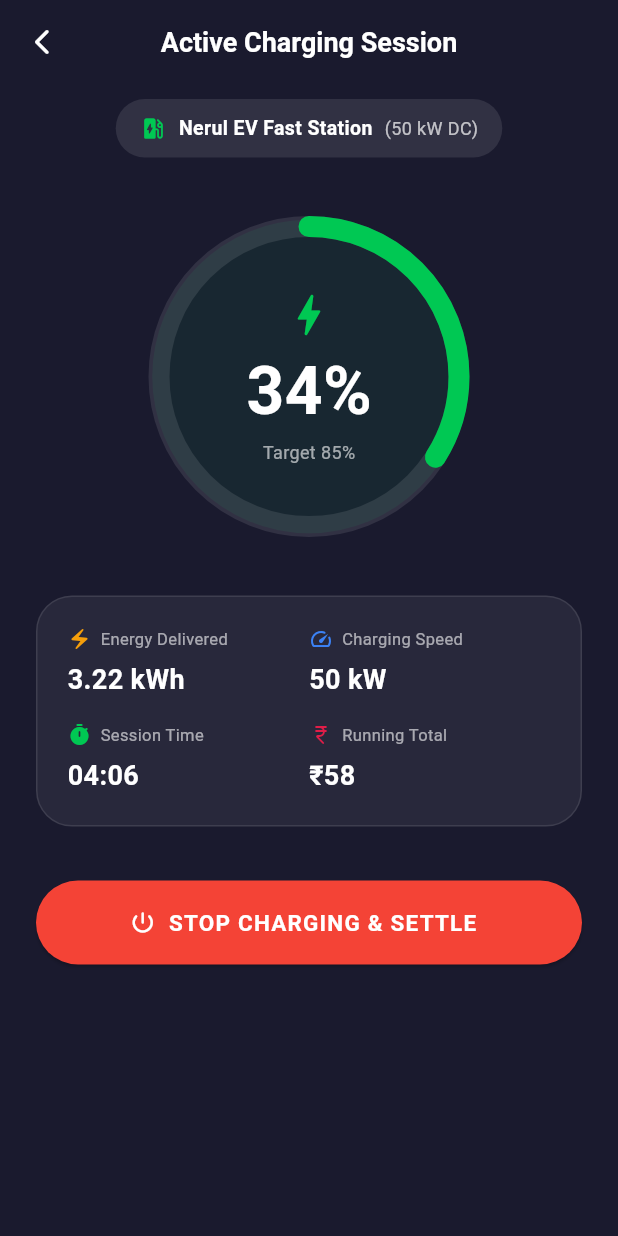
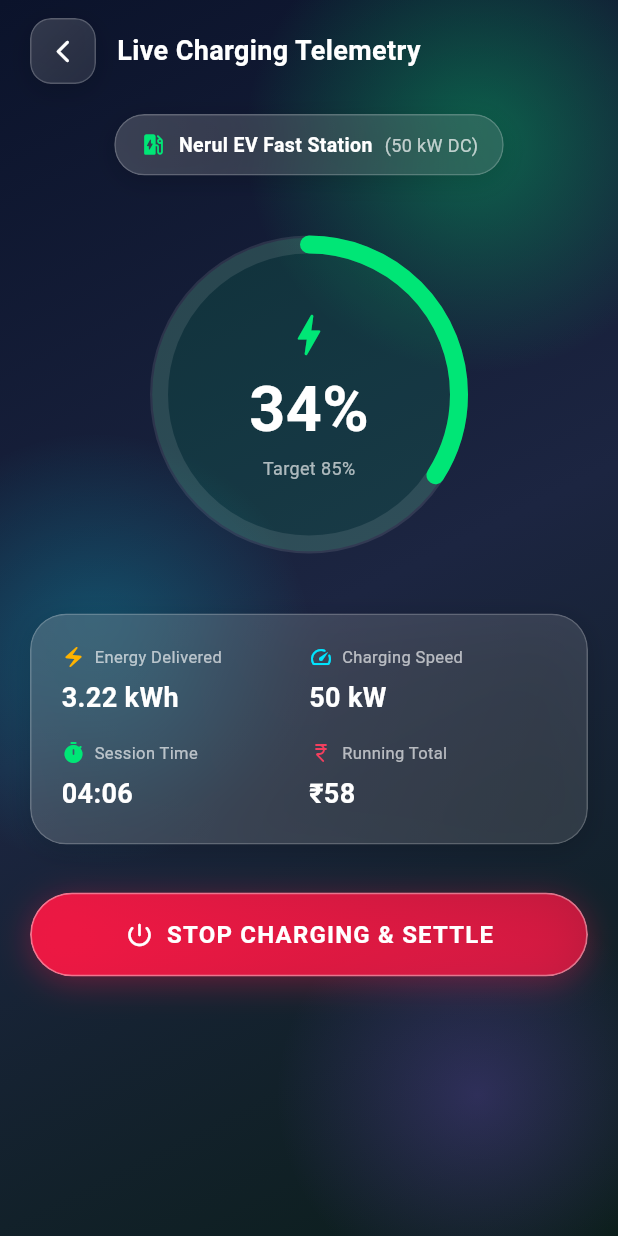
Before and after one commit to Rushiii77/ChargeLink, a Flutter app: the ActiveSessionScreen screen opened by its route, on a phone screen of 412 x 824 dp. Run offline on Flutter 3.47's test engine with Material 3 defaults, Android fonts, the phone set to English and light mode, and no system bars; our stand-ins replace cloud_firestore, firebase_auth, firebase_core, geolocator, google_maps_flutter, shared_preferences; accounts and stored records are empty.

Commit message:
perf: optimize UI rendering with RepaintBoundary, improve Light/Dark mode contrast, and add smooth scroll physics

```diff
--- a/lib/screens/customer/session/active_session_screen.dart
+++ b/lib/screens/customer/session/active_session_screen.dart
@@ -1,6 +1,9 @@
 import 'dart:async';
 import 'package:flutter/material.dart';
 import '../../../models/charger_model.dart';
+import '../../../widgets/glass/glass_background.dart';
+import '../../../widgets/glass/glass_button.dart';
+import '../../../widgets/glass/glass_container.dart';
 
 class ActiveSessionScreen extends StatefulWidget {
   final ChargerModel? charger;
@@ -52,7 +55,6 @@ class _ActiveSessionScreenState extends State<ActiveSessionScreen>
       if (!mounted) return;
       setState(() {
         _elapsedSeconds++;
-        // Simulate energy progression
         if (_currentBattery < _targetBattery) {
           _currentBattery += 0.05;
           _energyDeliveredKwh += 0.02;
@@ -79,17 +81,24 @@ class _ActiveSessionScreenState extends State<ActiveSessionScreen>
     showDialog(
       context: context,
       builder: (ctx) => AlertDialog(
-        shape: RoundedRectangleBorder(borderRadius: BorderRadius.circular(24)),
-        title: const Text("Stop Charging?"),
-        content: const Text("Your battery will stop charging and final receipt will be generated."),
+        backgroundColor: const Color(0xFF0B132B),
+        shape: RoundedRectangleBorder(
+          borderRadius: BorderRadius.circular(24),
+          side: BorderSide(color: Colors.white.withValues(alpha: 0.15)),
+        ),
+        title: const Text("Stop Charging?", style: TextStyle(color: Colors.white, fontWeight: FontWeight.bold)),
+        content: Text(
+          "Your charging session will be finalized and a digital settlement receipt will be generated.",
+          style: TextStyle(color: Colors.white.withValues(alpha: 0.7), fontSize: 13),
+        ),
         actions: [
           TextButton(
             onPressed: () => Navigator.pop(ctx),
-            child: const Text("Continue Charging", style: TextStyle(color: Color(0xFF6B7280))),
+            child: const Text("Continue Charging", style: TextStyle(color: Colors.white60)),
           ),
           ElevatedButton(
             style: ElevatedButton.styleFrom(
-              backgroundColor: Colors.red.shade400,
+              backgroundColor: Colors.redAccent.shade400,
               foregroundColor: Colors.white,
               shape: RoundedRectangleBorder(borderRadius: BorderRadius.circular(14)),
             ),
@@ -108,40 +117,43 @@ class _ActiveSessionScreenState extends State<ActiveSessionScreen>
     showModalBottomSheet(
       context: context,
       isDismissible: false,
-      shape: const RoundedRectangleBorder(
-        borderRadius: BorderRadius.vertical(top: Radius.circular(28)),
-      ),
-      builder: (ctx) => Padding(
+      backgroundColor: Colors.transparent,
+      builder: (ctx) => GlassContainer(
         padding: const EdgeInsets.all(28),
+        borderRadius: const BorderRadius.vertical(top: Radius.circular(32)),
+        blur: 28,
+        opacity: 0.45,
+        color: const Color(0xFF0B132B),
+        borderColor: Colors.white.withValues(alpha: 0.2),
         child: Column(
           mainAxisSize: MainAxisSize.min,
           children: [
             Container(
               width: 64,
               height: 64,
-              decoration: const BoxDecoration(
-                color: Color(0xFFE8FFF0),
+              decoration: BoxDecoration(
+                color: const Color(0xFF00E676).withValues(alpha: 0.15),
                 shape: BoxShape.circle,
+                border: Border.all(color: const Color(0xFF00E676), width: 1.5),
               ),
-              child: const Icon(Icons.check_rounded, color: Color(0xFF00C853), size: 40),
+              child: const Icon(Icons.check_rounded, color: Color(0xFF00E676), size: 40),
             ),
             const SizedBox(height: 16),
             const Text(
               "Charging Session Complete",
-              style: TextStyle(fontSize: 20, fontWeight: FontWeight.bold, color: Color(0xFF1A1A2E)),
+              style: TextStyle(fontSize: 20, fontWeight: FontWeight.bold, color: Colors.white),
             ),
-            const SizedBox(height: 6),
+            const SizedBox(height: 4),
             Text(
               _activeCharger.name,
-              style: const TextStyle(fontSize: 13, color: Color(0xFF6B7280)),
+              style: TextStyle(fontSize: 13, color: Colors.white.withValues(alpha: 0.7)),
             ),
             const SizedBox(height: 20),
-            Container(
+            GlassContainer(
               padding: const EdgeInsets.all(16),
-              decoration: BoxDecoration(
-                color: const Color(0xFFF5F7FA),
-                borderRadius: BorderRadius.circular(18),
-              ),
+              borderRadius: BorderRadius.circular(20),
+              blur: 16,
+              opacity: 0.1,
               child: Column(
                 children: [
                   _receiptRow("Duration", _formatTime(_elapsedSeconds)),
@@ -149,14 +161,14 @@ class _ActiveSessionScreenState extends State<ActiveSessionScreen>
                   _receiptRow("Energy Delivered", "${_energyDeliveredKwh.toStringAsFixed(2)} kWh"),
                   const SizedBox(height: 8),
                   _receiptRow("Average Power", "${_activeCharger.powerKw.toInt()} kW"),
-                  const Divider(height: 20, color: Color(0xFFE5E7EB)),
+                  Divider(height: 24, color: Colors.white.withValues(alpha: 0.15)),
                   Row(
                     mainAxisAlignment: MainAxisAlignment.spaceBetween,
                     children: [
-                      const Text("Total Paid", style: TextStyle(fontSize: 15, fontWeight: FontWeight.bold)),
+                      const Text("Total Settled", style: TextStyle(fontSize: 15, fontWeight: FontWeight.bold, color: Colors.white)),
                       Text(
                         "₹${_currentCost.toStringAsFixed(0)}",
-                        style: const TextStyle(fontSize: 22, fontWeight: FontWeight.bold, color: Color(0xFF00C853)),
+                        style: const TextStyle(fontSize: 22, fontWeight: FontWeight.bold, color: Color(0xFF00E676)),
                       ),
                     ],
                   ),
@@ -164,20 +176,12 @@ class _ActiveSessionScreenState extends State<ActiveSessionScreen>
               ),
             ),
             const SizedBox(height: 24),
-            SizedBox(
-              width: double.infinity,
-              height: 52,
-              child: ElevatedButton(
-                style: ElevatedButton.styleFrom(
-                  backgroundColor: const Color(0xFF00C853),
-                  shape: RoundedRectangleBorder(borderRadius: BorderRadius.circular(26)),
-                ),
+            GlassButton(
+              text: "DONE",
               onPressed: () {
                 Navigator.pop(ctx);
                 Navigator.pop(context);
               },
-                child: const Text("Done", style: TextStyle(fontSize: 16, fontWeight: FontWeight.bold)),
-              ),
             ),
           ],
         ),
@@ -189,8 +193,8 @@ class _ActiveSessionScreenState extends State<ActiveSessionScreen>
     return Row(
       mainAxisAlignment: MainAxisAlignment.spaceBetween,
       children: [
-        Text(label, style: const TextStyle(fontSize: 13, color: Color(0xFF6B7280))),
-        Text(val, style: const TextStyle(fontSize: 13, fontWeight: FontWeight.w600, color: Color(0xFF1A1A2E))),
+        Text(label, style: TextStyle(fontSize: 13, color: Colors.white.withValues(alpha: 0.65))),
+        Text(val, style: const TextStyle(fontSize: 13, fontWeight: FontWeight.w600, color: Colors.white)),
       ],
     );
   }
@@ -200,34 +204,52 @@ class _ActiveSessionScreenState extends State<ActiveSessionScreen>
     final progress = (_currentBattery / 100.0).clamp(0.0, 1.0);
 
     return Scaffold(
-      backgroundColor: const Color(0xFF1A1A2E), // Dark ambient charging theme
-      appBar: AppBar(
-        title: const Text(
-          "Active Charging Session",
-          style: TextStyle(color: Colors.white, fontSize: 18, fontWeight: FontWeight.bold),
-        ),
-        backgroundColor: Colors.transparent,
-        elevation: 0,
-        leading: IconButton(
-          icon: const Icon(Icons.arrow_back_ios_new_rounded, color: Colors.white, size: 20),
+      body: GlassBackground(
+        child: SafeArea(
+          child: SingleChildScrollView(
+            physics: const BouncingScrollPhysics(),
+            padding: const EdgeInsets.symmetric(horizontal: 20, vertical: 12),
+            child: Column(
+              children: [
+                // Top App Bar
+                Row(
+                  children: [
+                    GlassContainer(
+                      width: 44,
+                      height: 44,
+                      borderRadius: BorderRadius.circular(14),
+                      blur: 16,
+                      opacity: 0.1,
+                      child: IconButton(
+                        padding: EdgeInsets.zero,
+                        icon: const Icon(Icons.arrow_back_ios_new_rounded, color: Colors.white, size: 18),
                         onPressed: () => Navigator.pop(context),
                       ),
                     ),
-      body: SingleChildScrollView(
-        padding: const EdgeInsets.symmetric(horizontal: 24, vertical: 10),
-        child: Column(
-          children: [
+                    const SizedBox(width: 14),
+                    const Text(
+                      "Live Charging Telemetry",
+                      style: TextStyle(
+                        fontSize: 18,
+                        fontWeight: FontWeight.bold,
+                        color: Colors.white,
+                      ),
+                    ),
+                  ],
+                ),
+
+                const SizedBox(height: 20),
+
                 // Station Pill Banner
-            Container(
+                GlassContainer(
                   padding: const EdgeInsets.symmetric(horizontal: 16, vertical: 10),
-              decoration: BoxDecoration(
-                color: Colors.white.withValues(alpha: 0.1),
                   borderRadius: BorderRadius.circular(20),
-              ),
+                  blur: 16,
+                  opacity: 0.12,
                   child: Row(
                     mainAxisSize: MainAxisSize.min,
                     children: [
-                  const Icon(Icons.ev_station_rounded, color: Color(0xFF00C853), size: 18),
+                      const Icon(Icons.ev_station_rounded, color: Color(0xFF00E676), size: 18),
                       const SizedBox(width: 8),
                       Text(
                         _activeCharger.name,
@@ -245,14 +267,14 @@ class _ActiveSessionScreenState extends State<ActiveSessionScreen>
                 const SizedBox(height: 36),
 
                 // Animated Charging Gauge
-            Center(
+                RepaintBoundary(
                   child: SizedBox(
                     width: 220,
                     height: 220,
                     child: Stack(
                       alignment: Alignment.center,
                       children: [
-                    // Glow effect
+                        // Pulse animation glow
                         AnimatedBuilder(
                           animation: _pulseController,
                           builder: (ctx, child) {
@@ -261,7 +283,7 @@ class _ActiveSessionScreenState extends State<ActiveSessionScreen>
                               height: 190 + (_pulseController.value * 20),
                               decoration: BoxDecoration(
                                 shape: BoxShape.circle,
-                            color: const Color(0xFF00C853).withValues(alpha: 0.08 * _pulseController.value),
+                                color: const Color(0xFF00E676).withValues(alpha: 0.12 * _pulseController.value),
                               ),
                             );
                           },
@@ -273,9 +295,9 @@ class _ActiveSessionScreenState extends State<ActiveSessionScreen>
                           height: 200,
                           child: CircularProgressIndicator(
                             value: progress,
-                        strokeWidth: 14,
+                            strokeWidth: 12,
                             backgroundColor: Colors.white.withValues(alpha: 0.1),
-                        valueColor: const AlwaysStoppedAnimation<Color>(Color(0xFF00C853)),
+                            valueColor: const AlwaysStoppedAnimation<Color>(Color(0xFF00E676)),
                             strokeCap: StrokeCap.round,
                           ),
                         ),
@@ -284,12 +306,12 @@ class _ActiveSessionScreenState extends State<ActiveSessionScreen>
                         Column(
                           mainAxisAlignment: MainAxisAlignment.center,
                           children: [
-                        const Icon(Icons.bolt_rounded, size: 36, color: Color(0xFF00C853)),
+                            const Icon(Icons.bolt_rounded, size: 36, color: Color(0xFF00E676)),
                             const SizedBox(height: 2),
                             Text(
                               "${_currentBattery.toInt()}%",
                               style: const TextStyle(
-                            fontSize: 44,
+                                fontSize: 42,
                                 fontWeight: FontWeight.bold,
                                 color: Colors.white,
                               ),
@@ -298,7 +320,7 @@ class _ActiveSessionScreenState extends State<ActiveSessionScreen>
                               "Target ${_targetBattery.toInt()}%",
                               style: TextStyle(
                                 fontSize: 12,
-                            color: Colors.white.withValues(alpha: 0.6),
+                                color: Colors.white.withValues(alpha: 0.65),
                               ),
                             ),
                           ],
@@ -311,26 +333,24 @@ class _ActiveSessionScreenState extends State<ActiveSessionScreen>
                 const SizedBox(height: 36),
 
                 // Live Metrics 2x2 Grid
-            Container(
+                GlassContainer(
                   padding: const EdgeInsets.all(20),
-              decoration: BoxDecoration(
-                color: Colors.white.withValues(alpha: 0.06),
                   borderRadius: BorderRadius.circular(24),
-                border: Border.all(color: Colors.white.withValues(alpha: 0.1)),
-              ),
+                  blur: 20,
+                  opacity: 0.12,
                   child: Column(
                     children: [
                       Row(
                         children: [
                           _buildLiveTile(
                             icon: Icons.electric_bolt_rounded,
-                        color: const Color(0xFFF59E0B),
+                            color: const Color(0xFFFFB300),
                             label: "Energy Delivered",
                             value: "${_energyDeliveredKwh.toStringAsFixed(2)} kWh",
                           ),
                           _buildLiveTile(
                             icon: Icons.speed_rounded,
-                        color: const Color(0xFF3B82F6),
+                            color: const Color(0xFF00E5FF),
                             label: "Charging Speed",
                             value: "${_activeCharger.powerKw.toInt()} kW",
                           ),
@@ -341,13 +361,13 @@ class _ActiveSessionScreenState extends State<ActiveSessionScreen>
                         children: [
                           _buildLiveTile(
                             icon: Icons.timer_rounded,
-                        color: const Color(0xFF00C853),
+                            color: const Color(0xFF00E676),
                             label: "Session Time",
                             value: _formatTime(_elapsedSeconds),
                           ),
                           _buildLiveTile(
                             icon: Icons.currency_rupee_rounded,
-                        color: const Color(0xFFE11D48),
+                            color: const Color(0xFFF43F5E),
                             label: "Running Total",
                             value: "₹${_currentCost.toStringAsFixed(0)}",
                           ),
@@ -357,31 +377,20 @@ class _ActiveSessionScreenState extends State<ActiveSessionScreen>
                   ),
                 ),
 
-            const SizedBox(height: 36),
+                const SizedBox(height: 32),
 
                 // Stop Charging CTA Button
-            SizedBox(
-              width: double.infinity,
-              height: 56,
-              child: ElevatedButton.icon(
-                style: ElevatedButton.styleFrom(
-                  backgroundColor: Colors.red.shade500,
-                  foregroundColor: Colors.white,
-                  shape: RoundedRectangleBorder(
-                    borderRadius: BorderRadius.circular(28),
-                  ),
-                ),
-                icon: const Icon(Icons.power_settings_new_rounded),
-                label: const Text(
-                  "STOP CHARGING & SETTLE",
-                  style: TextStyle(fontSize: 15, fontWeight: FontWeight.bold, letterSpacing: 0.8),
-                ),
+                GlassButton(
+                  text: "STOP CHARGING & SETTLE",
+                  color: Colors.redAccent.shade400,
+                  icon: Icons.power_settings_new_rounded,
                   onPressed: _stopCharging,
-              ),
                 ),
 
                 const SizedBox(height: 20),
               ],
+            ),
+          ),
         ),
       ),
     );
@@ -403,7 +412,7 @@ class _ActiveSessionScreenState extends State<ActiveSessionScreen>
               const SizedBox(width: 6),
               Text(
                 label,
-                style: TextStyle(fontSize: 11, color: Colors.white.withValues(alpha: 0.6)),
+                style: TextStyle(fontSize: 11, color: Colors.white.withValues(alpha: 0.65)),
               ),
             ],
           ),
--- a/lib/widgets/glass/glass_container.dart
+++ b/lib/widgets/glass/glass_container.dart
@@ -26,11 +26,11 @@ class GlassContainer extends StatelessWidget {
     this.padding,
     this.margin,
     this.borderRadius,
-    this.blur = 16.0,
+    this.blur = 14.0,
     this.opacity,
     this.color,
     this.borderColor,
-    this.borderWidth = 1.2,
+    this.borderWidth = 1.0,
     this.glowColor,
     this.glowSpread = 0.0,
     this.onTap,
@@ -42,13 +42,14 @@ class GlassContainer extends StatelessWidget {
     final isDark = ThemeService.isDark(context);
 
     final effectiveColor = color ?? (isDark ? Colors.white : Colors.white);
-    final effectiveOpacity = opacity ?? (isDark ? 0.12 : 0.75);
+    final effectiveOpacity = opacity ?? (isDark ? 0.12 : 0.85);
     final effectiveBorderColor = borderColor ??
         (isDark
-            ? Colors.white.withValues(alpha: 0.22)
-            : Colors.white.withValues(alpha: 0.8));
+            ? Colors.white.withValues(alpha: 0.2)
+            : Colors.white.withValues(alpha: 0.85));
 
-    Widget content = Container(
+    Widget content = RepaintBoundary(
+      child: Container(
         width: width,
         height: height,
         margin: margin,
@@ -57,18 +58,18 @@ class GlassContainer extends StatelessWidget {
           boxShadow: [
             if (glowColor != null)
               BoxShadow(
-              color: glowColor!.withValues(alpha: isDark ? 0.25 : 0.2),
-              blurRadius: 20 + glowSpread,
+                color: glowColor!.withValues(alpha: isDark ? 0.25 : 0.18),
+                blurRadius: 16 + glowSpread,
                 spreadRadius: glowSpread,
                 offset: const Offset(0, 4),
               )
             else
               BoxShadow(
                 color: isDark
-                  ? Colors.black.withValues(alpha: 0.18)
-                  : const Color(0xFF64748B).withValues(alpha: 0.08),
-              blurRadius: 16,
-              offset: const Offset(0, 6),
+                    ? Colors.black.withValues(alpha: 0.15)
+                    : const Color(0xFF64748B).withValues(alpha: 0.06),
+                blurRadius: 14,
+                offset: const Offset(0, 4),
               ),
           ],
         ),
@@ -76,6 +77,13 @@ class GlassContainer extends StatelessWidget {
           borderRadius: effectiveRadius,
           child: BackdropFilter(
             filter: ImageFilter.blur(sigmaX: blur, sigmaY: blur),
+            child: Material(
+              color: Colors.transparent,
+              child: InkWell(
+                onTap: onTap,
+                borderRadius: effectiveRadius,
+                splashColor: const Color(0xFF00E676).withValues(alpha: 0.12),
+                highlightColor: const Color(0xFF00E676).withValues(alpha: 0.06),
                 child: Container(
                   padding: padding,
                   decoration: BoxDecoration(
@@ -85,7 +93,7 @@ class GlassContainer extends StatelessWidget {
                       end: Alignment.bottomRight,
                       colors: [
                         effectiveColor.withValues(
-                      alpha: (effectiveOpacity + 0.08).clamp(0.0, 1.0)),
+                            alpha: (effectiveOpacity + 0.06).clamp(0.0, 1.0)),
                         effectiveColor.withValues(
                             alpha: effectiveOpacity.clamp(0.0, 1.0)),
                       ],
@@ -99,14 +107,10 @@ class GlassContainer extends StatelessWidget {
                 ),
               ),
             ),
+          ),
+        ),
+      ),
     );
-
-    if (onTap != null) {
-      return GestureDetector(
-        onTap: onTap,
-        child: content,
-      );
-    }
 
     return content;
   }
```
Also changed, not shown: lib/screens/customer/home/customer_home.dart (+69 -43 lines), lib/screens/owner/home/owner_home.dart (+66 -34 lines), lib/widgets/cards/charger_card.dart (+26 -23 lines). Lines whose indentation alone changed are shown as unchanged.
